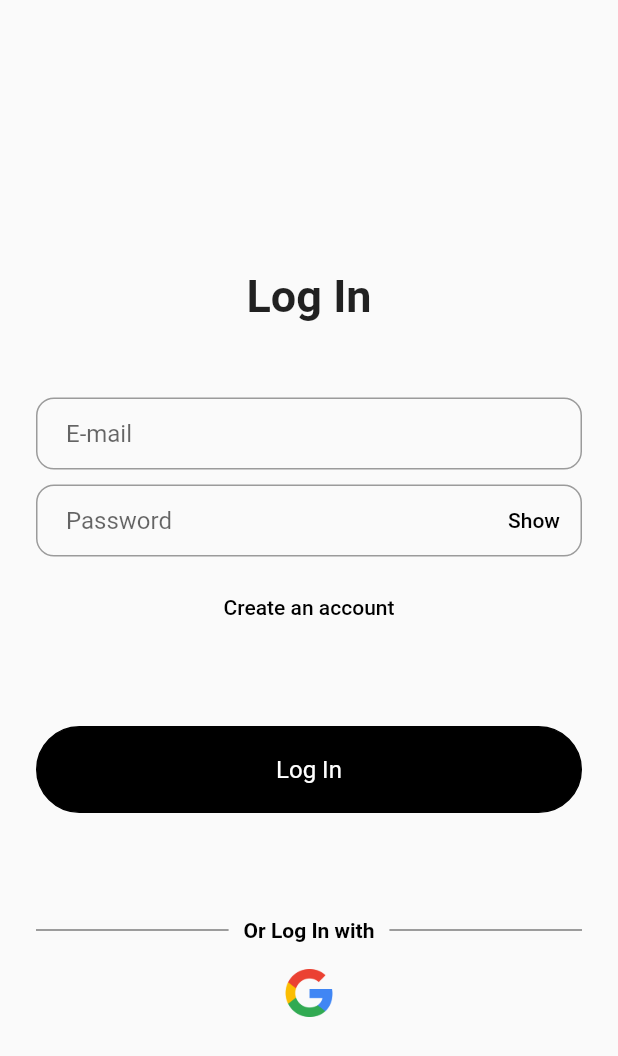
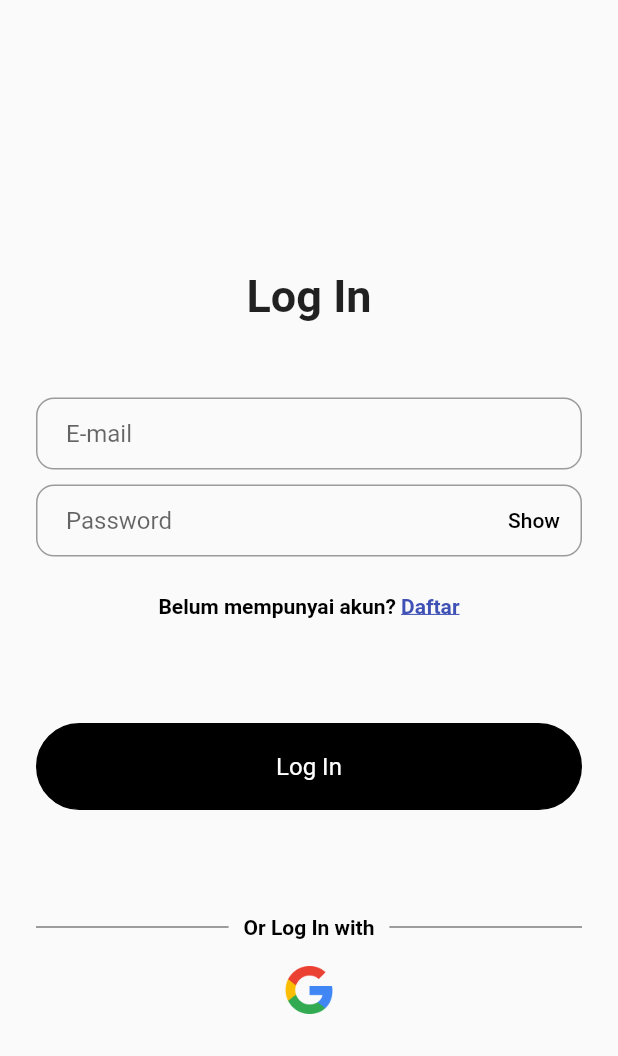
Before and after one commit to yusptar/JawaBot, a Flutter app: the screen it shows after launch, on a phone screen of 412 x 824 dp. Shown: the top 1056 px of the screen. Run offline on Flutter 3.47's test engine with Material 2 defaults, Android fonts, the phone set to English and light mode, and no system bars; our stand-ins replace awesome_dialog, email_validator, firebase_auth, firebase_core, font_awesome_flutter, google_sign_in and 2 more; missing offline and left inert: dialog_flowtter; accounts and stored records are empty.

Commit message:
update new authentication design

```diff
--- a/lib/main.dart
+++ b/lib/main.dart
@@ -1,32 +1,43 @@
+import 'package:chat_bot/pages/dashboard_page.dart';
+import 'package:chat_bot/pages/home_page.dart';
 import 'package:chat_bot/pages/splashscreen.dart';
 import 'package:flutter/material.dart';
+import 'package:firebase_auth/firebase_auth.dart';
+import 'package:firebase_core/firebase_core.dart';
 
-void main() => runApp(const MyApp());
+Future main() async {
+  WidgetsFlutterBinding.ensureInitialized();
+  await Firebase.initializeApp();
+  runApp(const MyApp());
+}
+
+final navigatorKey = GlobalKey<NavigatorState>();
 
 class MyApp extends StatelessWidget {
   const MyApp({Key? key}) : super(key: key);
 
   @override
   Widget build(BuildContext context) {
-    return GestureDetector(
-      onTap: () {
-        FocusScopeNode currentFocus = FocusScope.of(context);
-
-        if (!currentFocus.hasPrimaryFocus) {
-          currentFocus.unfocus();
-        }
-      },
-      child: MaterialApp(
-        title: 'JawaBot',
-        theme: ThemeData(
-          appBarTheme: const AppBarTheme(
-            backgroundColor: Colors.white,
-            foregroundColor: Colors.black,
-            elevation: 0,
-          ),
-          backgroundColor: Colors.transparent,
+    return MaterialApp(
+      navigatorKey: navigatorKey,
+      title: 'JawaBot',
+      theme: ThemeData(
+        appBarTheme: const AppBarTheme(
+          backgroundColor: Color.fromARGB(255, 15, 12, 12),
+          foregroundColor: Colors.white,
+          elevation: 0,
         ),
-        home: const SplashScreen(),
+        primarySwatch: Colors.indigo,
+      ),
+      home: StreamBuilder<User?>(
+        stream: FirebaseAuth.instance.authStateChanges(),
+        builder: (context, snapshot) {
+          if (snapshot.hasData) {
+            return const DashboardPage();
+          } else {
+            return const SplashScreen();
+          }
+        },
       ),
     );
   }
--- /dev/null
+++ b/lib/models/user.dart
@@ -0,0 +1,30 @@
+class User {
+  int? id;
+  String? email;
+  String? name;
+  String? password;
+  String? status;
+  String? bio;
+
+  User({this.id, this.email, this.name, this.password});
+
+  User.fromJson(Map<String, dynamic> json) {
+    id = json['id'];
+    email = json['email'];
+    name = json['name'];
+    password = json['password'];
+    status = json['status'];
+    bio = json['bio'];
+  }
+
+  Map<String, dynamic> toJson() {
+    final Map<String, dynamic> data = <String, dynamic>{};
+    data['id'] = id;
+    data['email'] = email;
+    data['name'] = name;
+    data['password'] = password;
+    data['status'] = status;
+    data['bio'] = bio;
+    return data;
+  }
+}
--- /dev/null
+++ b/lib/pages/auth_page.dart
@@ -0,0 +1,18 @@
+import 'package:chat_bot/pages/login_pages.dart';
+import 'package:chat_bot/pages/regis_pages.dart';
+import 'package:flutter/material.dart';
+
+class AuthPage extends StatefulWidget {
+  @override
+  State<AuthPage> createState() => _AuthPageState();
+}
+
+class _AuthPageState extends State<AuthPage> {
+  bool isLogin = true;
+
+  @override
+  Widget build(BuildContext context) => isLogin
+      ? LoginPage(onClickedSignUp: toggle)
+      : RegisPage(onClickedSignIn: toggle);
+  void toggle() => setState(() => isLogin = !isLogin);
+}
--- a/lib/pages/login_pages.dart
+++ b/lib/pages/login_pages.dart
@@ -1,19 +1,27 @@
+import 'package:chat_bot/main.dart';
 import 'package:chat_bot/pages/dashboard_page.dart';
 import 'package:chat_bot/widgets/alert/alert_login.dart';
 import 'package:chat_bot/widgets/alert/alert_login_failure.dart';
-import 'package:chat_bot/widgets/alert/alert_wrong_input.dart';
+import 'package:email_validator/email_validator.dart';
+import 'package:flutter/gestures.dart';
 import 'package:flutter/material.dart';
-import 'package:chat_bot/pages/regis_pages.dart';
 import 'package:chat_bot/services/sign_in_service.dart';
+import 'package:firebase_auth/firebase_auth.dart';
 
 class LoginPage extends StatefulWidget {
-  const LoginPage({Key? key}) : super(key: key);
+  final VoidCallback onClickedSignUp;
+
+  const LoginPage({
+    Key? key,
+    required this.onClickedSignUp,
+  }) : super(key: key);
 
   @override
   State<LoginPage> createState() => _LoginPage();
 }
 
 class _LoginPage extends State<LoginPage> {
+  final formKey = GlobalKey<FormState>();
   TextEditingController emailController = TextEditingController();
   TextEditingController passwordController = TextEditingController();
   bool passwordHidden = true;
@@ -24,10 +32,31 @@ class _LoginPage extends State<LoginPage> {
     });
   }
 
+  Future signIn() async {
+    final isValid = formKey.currentState!.validate();
+    if (!isValid) return;
+
+    showDialog(
+      context: context,
+      barrierDismissible: false,
+      builder: (context) => const Center(child: CircularProgressIndicator()),
+    );
+    try {
+      await FirebaseAuth.instance.signInWithEmailAndPassword(
+        email: emailController.text,
+        password: passwordController.text,
+      );
+    } on FirebaseAuthException catch (e) {
+      return e;
+    }
+    navigatorKey.currentState!.popUntil((route) => route.isFirst);
+  }
+
   @override
   Widget build(BuildContext context) {
     return Scaffold(
       body: Form(
+        key: formKey,
         child: ListView(
           padding:
               const EdgeInsets.only(left: 24, right: 24, top: 80, bottom: 150),
@@ -46,6 +75,11 @@ class _LoginPage extends State<LoginPage> {
                 keyboardType: TextInputType.text,
                 controller: emailController,
                 autofocus: false,
+                autovalidateMode: AutovalidateMode.onUserInteraction,
+                validator: (email) =>
+                    email != null && !EmailValidator.validate(email)
+                        ? 'Enter a valid email'
+                        : null,
                 decoration: InputDecoration(
                   hintText: 'E-mail',
                   contentPadding:
@@ -62,6 +96,10 @@ class _LoginPage extends State<LoginPage> {
                 controller: passwordController,
                 autofocus: false,
                 obscureText: passwordHidden,
+                autovalidateMode: AutovalidateMode.onUserInteraction,
+                validator: (password) => password != null && password.length < 6
+                    ? 'Enter min. 6 characters'
+                    : null,
                 decoration: InputDecoration(
                   hintText: 'Password',
                   suffixIcon: TextButton(
@@ -86,22 +124,25 @@ class _LoginPage extends State<LoginPage> {
               ),
             ),
             Container(
-              margin: const EdgeInsets.all(5),
-              child: TextButton(
-                child: const Text(
-                  'Create an account',
-                  style: TextStyle(color: Colors.black),
+              margin: const EdgeInsets.all(20),
+              alignment: Alignment.center,
+              child: RichText(
+                text: TextSpan(
+                  text: 'Belum mempunyai akun? ',
+                  style: const TextStyle(
+                      color: Colors.black, fontWeight: FontWeight.bold),
+                  children: [
+                    TextSpan(
+                      recognizer: TapGestureRecognizer()
+                        ..onTap = widget.onClickedSignUp,
+                      text: 'Daftar',
+                      style: TextStyle(
+                        decoration: TextDecoration.underline,
+                        color: Theme.of(context).colorScheme.secondary,
+                      ),
+                    ),
+                  ],
                 ),
-                onPressed: () {
-                  Navigator.push(
-                    context,
-                    MaterialPageRoute(
-                      builder: (context) {
-                        return const RegisPage();
-                      },
-                    ),
-                  );
-                },
               ),
             ),
             const SizedBox(
@@ -124,25 +165,7 @@ class _LoginPage extends State<LoginPage> {
                 onTap: () {
                   if (emailController.text.isNotEmpty &&
                       passwordController.text.isNotEmpty) {
-                    signInWithEmail(
-                            emailController.text, passwordController.text)
-                        .then(
-                      (result) {
-                        if (result != null) {
-                          Navigator.push(
-                            context,
-                            MaterialPageRoute(
-                              builder: (context) {
-                                return const DashboardPage();
-                              },
-                            ),
-                          );
-                          AlertLoginSucces(context);
-                        } else {
-                          AlertWrongInput(context);
-                        }
-                      },
-                    );
+                    signIn();
                   } else {
                     AlertLoginFailure(context);
                   }
--- a/lib/pages/splashscreen.dart
+++ b/lib/pages/splashscreen.dart
@@ -1,6 +1,8 @@
 import 'dart:async';
 import 'package:chat_bot/pages/login_pages.dart';
 import 'package:flutter/material.dart';
+
+import 'auth_page.dart';
 
 class SplashScreen extends StatefulWidget {
   const SplashScreen({Key? key}) : super(key: key);
@@ -14,12 +16,12 @@ class _SplashScreenState extends State<SplashScreen> {
   void initState() {
     super.initState();
     Timer(
-      const Duration(seconds: 4),
+      const Duration(seconds: 3),
       () => Navigator.push(
         context,
         MaterialPageRoute(
           builder: (context) {
-            return const LoginPage();
+            return AuthPage();
           },
         ),
       ),
--- a/lib/widgets/alert/alert_register_failure.dart
+++ b/lib/widgets/alert/alert_register_failure.dart
@@ -16,7 +16,7 @@ void AlertRegisterFailure(BuildContext context) {
     headerAnimationLoop: false,
     animType: AnimType.bottomSlide,
     title: 'Register Gagal',
-    desc: 'Nama, email dan password harus terisi.',
+    desc: 'Nama, dan password harus terisi.',
     autoHide: const Duration(seconds: 3),
   ).show();
 }
```
Also changed, not shown: lib/pages/edit_profile_page.dart (added, +174 -0 lines), lib/pages/home_page.dart (+10 -9 lines), lib/pages/profile_page.dart (+106 -27 lines), lib/pages/regis_pages.dart (+65 -40 lines), lib/services/sign_in_service.dart (+30 -34 lines), lib/widgets/alert/alert_logout.dart (+7 -10 lines), pubspec.yaml (+6 -1 lines), assets/images/default.jpg (deleted), assets/images/default.png (added), pubspec.lock, 1 other file.
